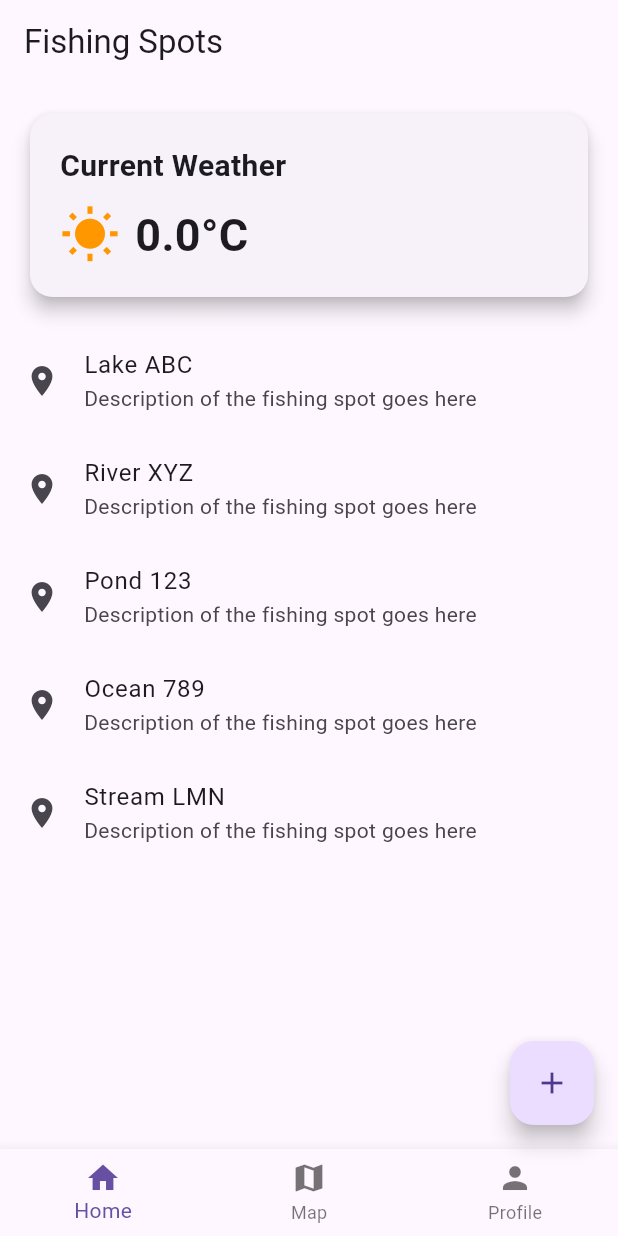
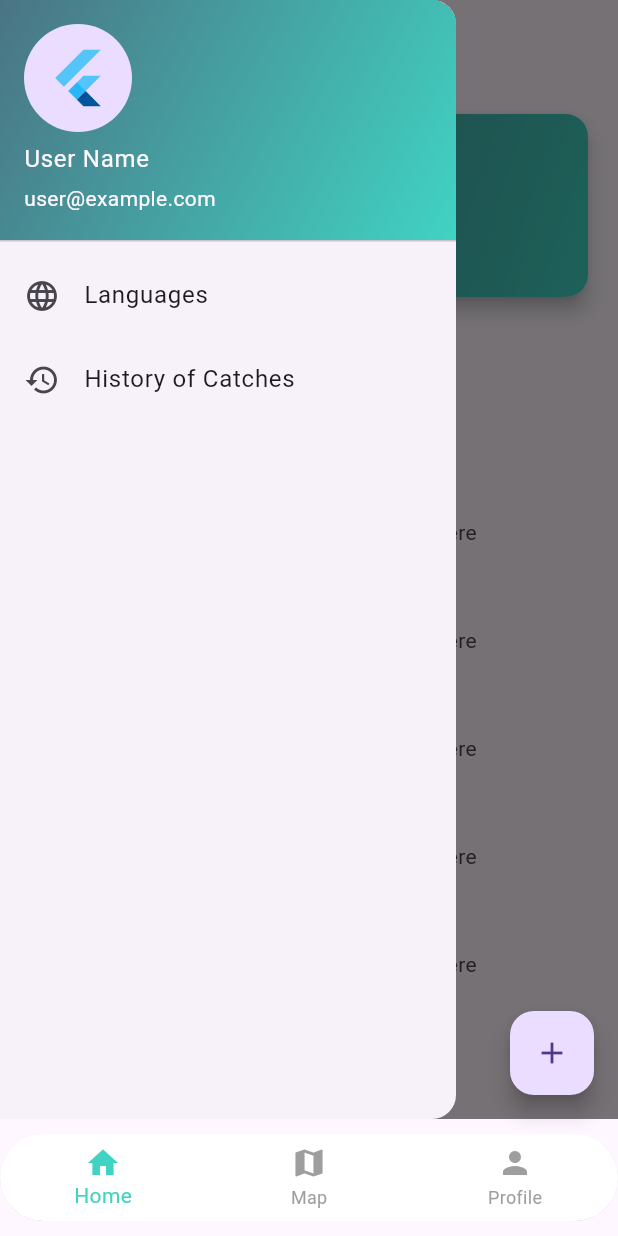
Before and after one commit to Vukp17/fishing_forecast, a Flutter app: the BottomNavigationExample screen opened directly, with the side drawer open (before the commit the screen has no drawer), on a phone screen of 412 x 824 dp. Run offline on Flutter 3.47's test engine with Material 3 defaults, Android fonts, the phone set to English and light mode, and no system bars; our stand-ins replace google_maps_flutter, image_picker; network calls fail.

Commit message:
Add new logos and file selector plugins***
***Implement LogCatchScreen and AppDrawer

```diff
--- a/lib/screens/home_screen.dart
+++ b/lib/screens/home_screen.dart
@@ -1,14 +1,15 @@
 import 'dart:math';
 
+import 'package:fishingapp/widgets/main/app_drawer.dart';
 import 'package:flutter/material.dart';
-import 'package:http/http.dart' as http;
-import 'dart:convert';
+
 //widgets
 import '/widgets/home/fishing_spot.dart';
 import '/widgets/home/temperature_card.dart';
 
 //services
 import '/services/weather_service.dart';
+
 class HomeScreen extends StatefulWidget {
   @override
   _HomeScreenState createState() => _HomeScreenState();
@@ -17,7 +18,7 @@ class HomeScreen extends StatefulWidget {
 class _HomeScreenState extends State<HomeScreen> {
   List<double> _hourlyWeather = [];
   bool _isLoading = false;
-
+  String _selectedFilter = '';
   @override
   void initState() {
     super.initState();
@@ -48,7 +49,15 @@ class _HomeScreenState extends State<HomeScreen> {
     return Scaffold(
       appBar: AppBar(
         title: Text('Fishing Spots'),
+        leading: Builder(
+          builder: (context) => IconButton(
+            icon: Icon(Icons.menu),
+            onPressed: () => Scaffold.of(context).openDrawer(),
+          ),
+        ),
       ),
+      drawer: AppDrawer(),
+
       body: _isLoading
           ? Center(child: CircularProgressIndicator())
           : Column(
@@ -57,7 +66,26 @@ class _HomeScreenState extends State<HomeScreen> {
                 Padding(
                   padding: const EdgeInsets.all(16.0),
                   child: TemperatureCard(
-                    temperature: _hourlyWeather.isNotEmpty ? _hourlyWeather[0] : 0.0,
+                    temperature:
+                        _hourlyWeather.isNotEmpty ? _hourlyWeather[0] : 0.0,
+                  ),
+                ),
+                Padding(
+                  padding: const EdgeInsets.symmetric(horizontal: 16.0),
+                  child: Text(
+                    'Locations',
+                    style: TextStyle(fontSize: 20, fontWeight: FontWeight.bold),
+                  ),
+                ),
+                Container(
+                  height: 60.0,
+                  child: ListView(
+                    scrollDirection: Axis.horizontal,
+                    children: [
+                      buildFilterPill('Favorites'),
+                      buildFilterPill('Recent'),
+                      buildFilterPill('All'),
+                    ],
                   ),
                 ),
                 Expanded(
@@ -98,4 +126,23 @@ class _HomeScreenState extends State<HomeScreen> {
             ),
     );
   }
+
+  Widget buildFilterPill(String title) {
+    return Padding(
+      padding: const EdgeInsets.all(8.0),
+      child: ChoiceChip(
+        label: Text(title),
+        selected: _selectedFilter == title,
+        selectedColor: Color(0xFF40d3c3),
+        onSelected: (bool selected) {
+          setState(() {
+            if (selected) {
+              _selectedFilter = title;
+              // Implement your filtering logic here
+            }
+          });
+        },
+      ),
+    );
+  }
 }
--- a/lib/widgets/home/temperature_card.dart
+++ b/lib/widgets/home/temperature_card.dart
@@ -1,6 +1,4 @@
-
 import 'package:flutter/material.dart';
-
 
 // Custom Temperature Card Widget
 class TemperatureCard extends StatelessWidget {
@@ -15,6 +13,18 @@ class TemperatureCard extends StatelessWidget {
       shape: RoundedRectangleBorder(
         borderRadius: BorderRadius.circular(15),
       ),
+      child: DecoratedBox(
+        decoration: BoxDecoration(
+          borderRadius: BorderRadius.circular(15),
+          gradient: LinearGradient(
+            colors: [
+              Color(0xFF4a7484),
+              Color(0xFF40d3c3),
+            ],
+            begin: Alignment.topLeft,
+            end: Alignment.bottomRight,
+          ),
+        ),
         child: Padding(
           padding: const EdgeInsets.all(20.0),
           child: Column(
@@ -25,6 +35,7 @@ class TemperatureCard extends StatelessWidget {
                 style: TextStyle(
                   fontSize: 20,
                   fontWeight: FontWeight.bold,
+                  color: Colors.white,
                 ),
               ),
               SizedBox(height: 10),
@@ -40,6 +51,7 @@ class TemperatureCard extends StatelessWidget {
                     '${temperature.toStringAsFixed(1)}°C',
                     style: TextStyle(
                       fontSize: 30,
+                      color: Colors.white,
                       fontWeight: FontWeight.bold,
                     ),
                   ),
@@ -48,6 +60,7 @@ class TemperatureCard extends StatelessWidget {
             ],
           ),
         ),
+      ),
     );
   }
 }
--- /dev/null
+++ b/lib/widgets/main/app_drawer.dart
@@ -0,0 +1,49 @@
+import 'package:flutter/material.dart';
+
+class AppDrawer extends StatelessWidget {
+  @override
+  Widget build(BuildContext context) {
+    return Drawer(
+      child: ListView(
+        padding: EdgeInsets.zero,
+        children: <Widget>[
+          UserAccountsDrawerHeader(
+            accountName: Text('User Name'),
+            decoration: BoxDecoration(
+              gradient: LinearGradient(
+                colors: [
+                  Color(0xFF4a7484),
+                  Color(0xFF40d3c3),
+                ],
+                begin: Alignment.topLeft,
+                end: Alignment.bottomRight,
+              ), // Set the color here
+            ),
+            accountEmail: Text('user@example.com'),
+            currentAccountPicture: CircleAvatar(
+              child: FlutterLogo(size: 42.0),
+            ),
+          ),
+          ListTile(
+            leading: Icon(Icons.language),
+            title: Text('Languages'),
+            onTap: () {
+              // Update the state of the app
+              // Then close the drawer
+              Navigator.pop(context);
+            },
+          ),
+          ListTile(
+            leading: Icon(Icons.history),
+            title: Text('History of Catches'),
+            onTap: () {
+              // Update the state of the app
+              // Then close the drawer
+              Navigator.pop(context);
+            },
+          ),
+        ],
+      ),
+    );
+  }
+}
--- a/lib/widgets/main/bottom_navigation.dart
+++ b/lib/widgets/main/bottom_navigation.dart
@@ -1,10 +1,11 @@
-
+import 'dart:io';
 
 import 'package:fishingapp/screens/home_screen.dart';
+import 'package:fishingapp/screens/log_catch.dart';
 import 'package:fishingapp/screens/map_screen.dart';
 import 'package:fishingapp/screens/profile_screen.dart';
-// import 'package:fishingapp/screens/search_screen.dart';
 import 'package:flutter/material.dart';
+import 'package:image_picker/image_picker.dart';
 
 class BottomNavigationExample extends StatefulWidget {
   @override
@@ -26,10 +27,28 @@ class _BottomNavigationExampleState extends State<BottomNavigationExample> {
     return Scaffold(
       body: _screens[_currentIndex],
       floatingActionButton: FloatingActionButton(
-        onPressed: () {},
+        onPressed: () async {
+          final picker = ImagePicker();
+          final pickedFile = await picker.pickImage(source: ImageSource.gallery);
+
+          if (pickedFile != null) {
+            Navigator.push(
+              context,
+              MaterialPageRoute(
+                builder: (context) => LogCatchScreen(imageFile: File(pickedFile.path)),
+              ),
+            );
+          } else {
+            print('No image selected.');
+          }
+        },
         child: Icon(Icons.add),
       ),
-      bottomNavigationBar: BottomNavigationBar(
+      bottomNavigationBar: Padding(
+        padding: EdgeInsets.symmetric(vertical: 10),
+        child: ClipRRect(
+          borderRadius: BorderRadius.circular(30),
+          child: BottomNavigationBar(
             currentIndex: _currentIndex,
             onTap: (index) {
               setState(() {
@@ -38,22 +57,27 @@ class _BottomNavigationExampleState extends State<BottomNavigationExample> {
             },
             items: [
               BottomNavigationBarItem(
-            icon:  Icon(Icons.home),
+                icon: Icon(Icons.home),
                 label: 'Home',
               ),
               BottomNavigationBarItem(
                 icon: Icon(Icons.map),
-          label: 'Map'
+                label: 'Map',
+                backgroundColor: Colors.white
               ),
-          // BottomNavigationBarItem(
-          //   icon: Icon(Icons.search),
-          //   label: 'Search',
-          // ),
               BottomNavigationBarItem(
                 icon: Icon(Icons.person),
                 label: 'Profile',
               ),
             ],
+            backgroundColor: Colors.white,
+            elevation: 5,
+            selectedItemColor:  Color(0xFF40d3c3),// Set the color here
+            unselectedItemColor: Colors.grey, // Set the color for unselected items here
+
+
+          ),
+        ),
       ),
     );
   }
--- a/pubspec.yaml
+++ b/pubspec.yaml
@@ -33,6 +33,9 @@ dependencies:
   http: ^0.13.3
   google_maps_flutter: ^2.0.10
   google_maps_flutter_web: ^0.3.2+2
+  image_picker: ^0.8.4+4
+
+
 
 
 
@@ -70,6 +73,8 @@ flutter:
   assets:
     # Remove the non-existent asset file
     - assets/google_logo.png
+    - assets/facebook_logo.png
+    - assets/apple_logo.png
   # An image asset can refer to one or more resolution-specific "variants", see
   # https://flutter.dev/assets-and-images/#resolution-aware
 
```
Also changed, not shown: lib/screens/log_catch.dart (added, +43 -0 lines), lib/screens/login_screen.dart (+38 -24 lines), assets/apple_logo.png (added), assets/facebook_logo.png (added), lib/main.dart (line endings or trailing spaces), pubspec.lock, 6 other files. Lines whose indentation alone changed are shown as unchanged.
